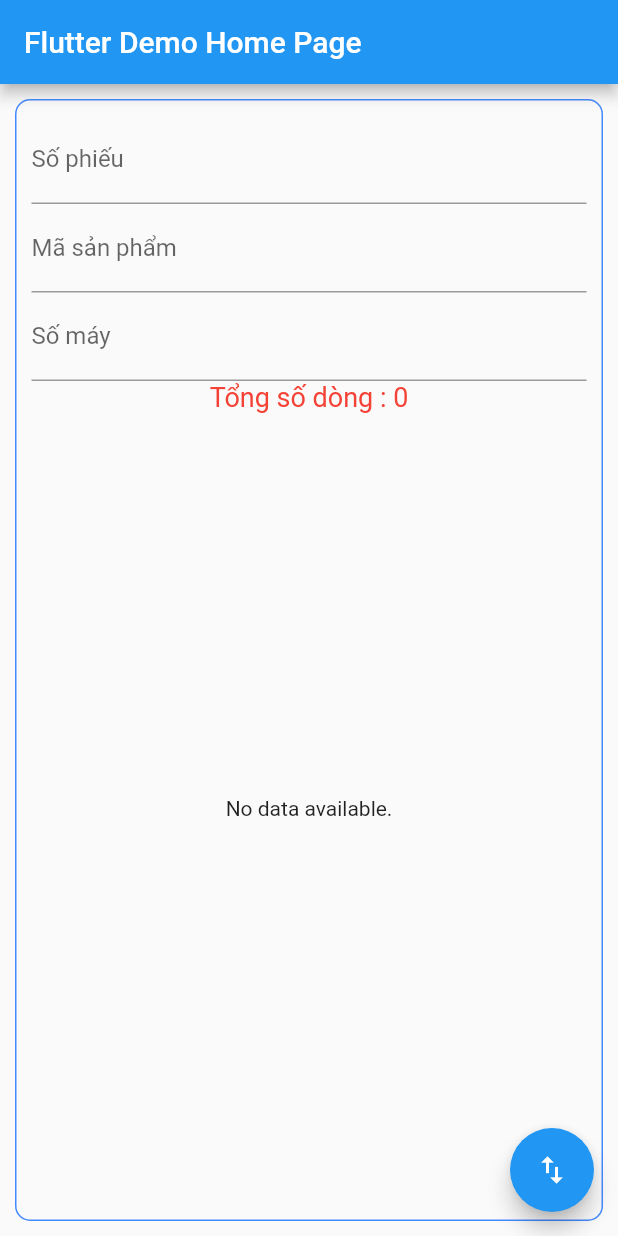
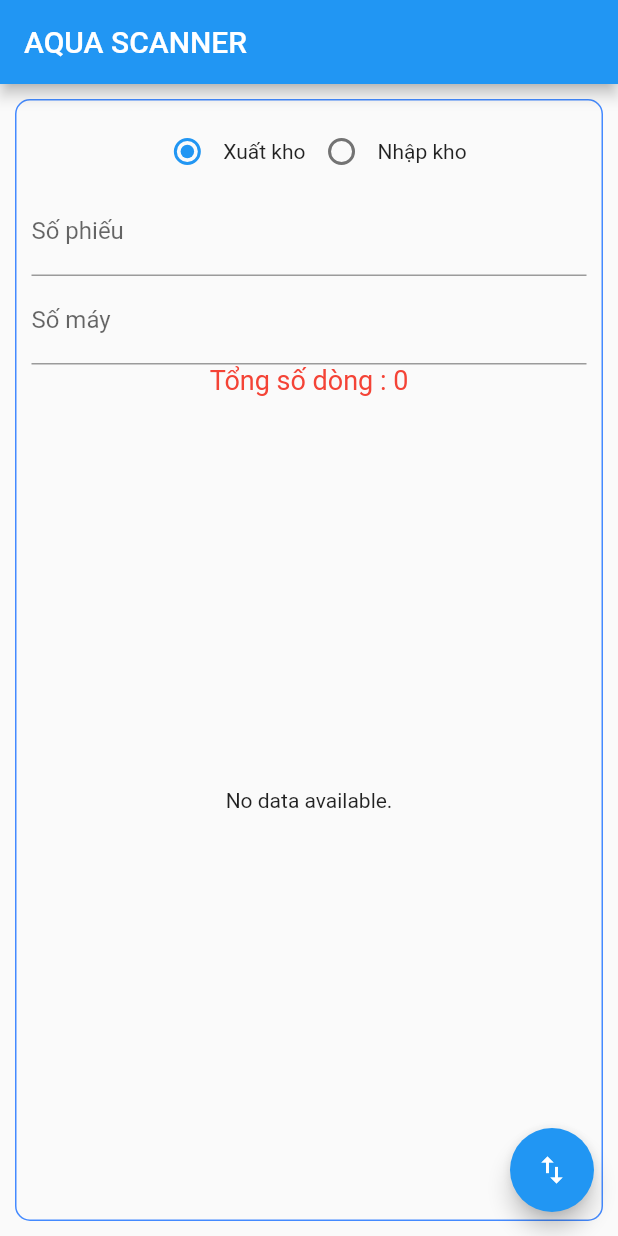
Before and after one commit to devaquavietnam/flutter_scanbarcode, a Flutter app: the MyHomePage screen opened directly, after a tap on the "import export" icon, on a phone screen of 412 x 824 dp. Run offline on Flutter 3.47's test engine with Material 2 defaults, Android fonts, the phone set to English and light mode, and no system bars; our stand-ins replace sqflite; missing offline and left inert: dart:ffi, excel; accounts and stored records are empty.

Commit message:
thêm xuất, nhập kho

```diff
--- a/lib/main.dart
+++ b/lib/main.dart
@@ -20,7 +20,7 @@ class MyApp extends StatelessWidget {
   @override
   Widget build(BuildContext context) {
     return MaterialApp(
-      title: 'Flutter Demo',
+      title: 'AQUA SANNER',
       theme: ThemeData(
         // This is the theme of your application.
         //
@@ -33,7 +33,7 @@ class MyApp extends StatelessWidget {
         // is not restarted.
         primarySwatch: Colors.blue,
       ),
-      home: const MyHomePage(title: 'Flutter Demo Home Page'),
+      home: const MyHomePage(title: 'AQUA SCANNER'),
     );
   }
 }
@@ -59,14 +59,25 @@ class MyHomePage extends StatefulWidget {
 class _MyHomePageState extends State<MyHomePage> {
   int _counter = 0;
   List<scaninfo> _lst = [];
+  int? _selectedOption = 0;
+
   TextEditingController serialnumController = TextEditingController();
   TextEditingController matcodeController = TextEditingController();
   TextEditingController dnnoController = TextEditingController();
-
+  late FocusNode myFocusNode;
   @override
   void initState() {
     super.initState();
     _getScanInfoList();
+    myFocusNode = FocusNode();
+  }
+
+  @override
+  void dispose() {
+    // Clean up the focus node when the Form is disposed.
+    myFocusNode.dispose();
+
+    super.dispose();
   }
 
   Future<void> _incrementCounter() async {
@@ -98,10 +109,17 @@ class _MyHomePageState extends State<MyHomePage> {
         .value = "ID";
     sheetObject
         .cell(CellIndex.indexByColumnRow(columnIndex: 1, rowIndex: 0))
-        .value = "serialnumber";
+        .value = "Số máy";
     sheetObject
         .cell(CellIndex.indexByColumnRow(columnIndex: 2, rowIndex: 0))
-        .value = "materialcode";
+        .value = "Mã sản phẩm";
+    sheetObject
+        .cell(CellIndex.indexByColumnRow(columnIndex: 3, rowIndex: 0))
+        .value = "Số phiếu";
+    sheetObject
+        .cell(CellIndex.indexByColumnRow(columnIndex: 4, rowIndex: 0))
+        .value = "Ngày";
+
     // write data
     for (int i = 0; i < lst.length; i++) {
       scaninfo sc = lst[i];
@@ -114,15 +132,52 @@ class _MyHomePageState extends State<MyHomePage> {
       sheetObject
           .cell(CellIndex.indexByColumnRow(columnIndex: 2, rowIndex: i + 1))
           .value = sc.matcode;
+      sheetObject
+          .cell(CellIndex.indexByColumnRow(columnIndex: 3, rowIndex: i + 1))
+          .value = sc.dnno;
+      sheetObject
+          .cell(CellIndex.indexByColumnRow(columnIndex: 4, rowIndex: i + 1))
+          .value = sc.createdate;
     }
-    // Lưu file Excel vào thư mục Documents trên thiết bị
-    String excelFilePath = '$appDocPath/example.xlsx';
+    // Lưu file Excel vào thư mục Documents trên thiết bịg
+    String filename = 'Aqua_SoMay_' + DateTime.now().toString();
+    String excelFilePath = '$appDocPath/' + filename + '.xlsx';
     if (_localFile != null) {
       File file = File(excelFilePath);
       List<int>? bytes = excel.encode();
       file.createSync(recursive: true);
       file.writeAsBytes(bytes!);
+      //DialogExample();
+      // ignore: use_build_context_synchronously
+      showAlertDialog(context, "Thông báo", "Xuất tập tin excel thành công");
     }
+  }
+
+  showAlertDialog(BuildContext context, String title, String conten) {
+    // set up the button
+    Widget okButton = TextButton(
+      child: Text("OK"),
+      onPressed: () {
+        Navigator.of(context).pop();
+      },
+    );
+
+    // set up the AlertDialog
+    AlertDialog alert = AlertDialog(
+      title: Text(title),
+      content: Text(conten),
+      actions: [
+        okButton,
+      ],
+    );
+
+    // show the dialog
+    showDialog(
+      context: context,
+      builder: (BuildContext context) {
+        return alert;
+      },
+    );
   }
 
   Future<void> _getScanInfoList() async {
@@ -157,6 +212,40 @@ class _MyHomePageState extends State<MyHomePage> {
         child: Column(
           mainAxisAlignment: MainAxisAlignment.center,
           children: <Widget>[
+            Row(
+              mainAxisAlignment: MainAxisAlignment.center,
+              children: [
+                Row(
+                  children: [
+                    Radio<int>(
+                      value: 0,
+                      groupValue: _selectedOption,
+                      onChanged: (value) {
+                        setState(() {
+                          _selectedOption = value;
+                        });
+                      },
+                    ),
+                    const Text('Xuất kho'),
+                  ],
+                ),
+                Row(
+                  children: [
+                    Radio<int>(
+                      value: 1,
+                      groupValue: _selectedOption,
+                      onChanged: (value) {
+                        setState(() {
+                          _selectedOption = value;
+                        });
+                      },
+                    ),
+                    const Text('Nhập kho'),
+                  ],
+                ),
+              ],
+            ),
+
             TextField(
               controller: dnnoController,
               decoration: InputDecoration(
@@ -164,26 +253,40 @@ class _MyHomePageState extends State<MyHomePage> {
                 labelText: "Số phiếu",
               ),
             ),
-            TextField(
-              controller: matcodeController,
-              decoration: InputDecoration(
-                hintText: "Nhập mã sản phẩm",
-                labelText: "Mã sản phẩm",
-              ),
-            ),
+            // TextField(
+            //   controller: matcodeController,
+            //   decoration: InputDecoration(
+            //     hintText: "Nhập mã sản phẩm",
+            //     labelText: "Mã sản phẩm",
+            //   ),
+            // ),
             TextField(
               controller: serialnumController,
+              focusNode: myFocusNode,
               decoration: InputDecoration(
                 hintText: "Nhập số máy",
                 labelText: "Số máy",
               ),
               onSubmitted: (value) {
-                final newScanInfo = scaninfo(
-                    serialnum: value,
-                    matcode: matcodeController.text,
-                    dnno: dnnoController.text,
-                    createdate: DateTime.now().toIso8601String());
-                _addScanToDatabase(newScanInfo);
+                if (dnnoController.text.isEmpty) {
+                  showAlertDialog(
+                      context, "Thông báo", "Số phiếu không được để trống");
+                } else {
+                  if (value.isEmpty || value.length < 9) {
+                    showAlertDialog(context, "Thông báo",
+                        "Số máy không đúng định dạng Aqua.Xin vui lòng thử lại");
+                  } else {
+                    final newScanInfo = scaninfo(
+                        serialnum: value,
+                        matcode: value.substring(0, 9),
+                        dnno: dnnoController.text,
+                        createdate: DateTime.now().toIso8601String());
+
+                    _addScanToDatabase(newScanInfo);
+                    serialnumController.clear();
+                    myFocusNode.requestFocus();
+                  }
+                }
               },
             ),
             Text(
```
Also changed, not shown: 1 other file.
